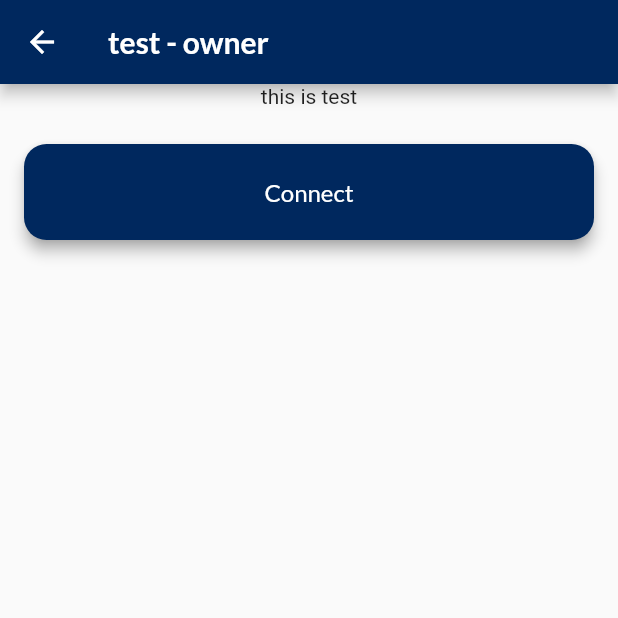
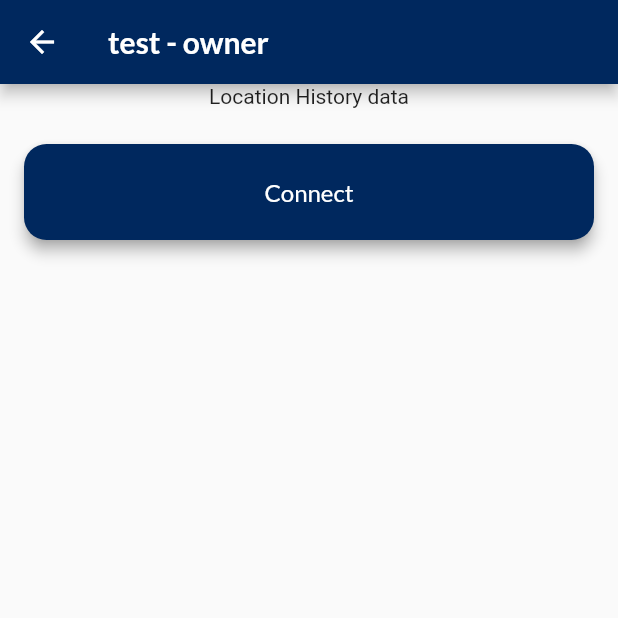
Before and after one commit to rngSwoop/wwx_flutter, a Flutter app: the DashboardScreen screen opened by its route, after a tap on "test", on a phone screen of 412 x 824 dp, the top half of it. Run offline on Flutter 3.47's test engine with Material 2 defaults, Android fonts, the phone set to English and light mode, and no system bars; drawn by our look-alikes of loader_overlay; our stand-ins replace firebase_auth, firebase_core, flutter_blue, google_fonts, permission_handler, syncfusion_flutter_gauges; accounts and stored records are empty; network calls fail.

Commit message:
Working debug version of app

```diff
--- a/lib/screens/buoy_details_screen.dart
+++ b/lib/screens/buoy_details_screen.dart
@@ -122,7 +122,7 @@ class BuoyDetailsScreen extends StatelessWidget {
         ),
         body: Column(
           children: [
-            Text('this is test'),
+            Text('Location History data'),
             // Expanded(
             //   child: ListView.builder(
             //     itemCount: selectedAuthBuoys.locationData.length,
@@ -155,15 +155,15 @@ class BuoyDetailsScreen extends StatelessWidget {
                 child: ElevatedButton(
                   onPressed: () {
                     // Comment out for debugging
-                    // onPressed(context, selectedAuthBuoys.MAC);
+                    onPressed(context, selectedAuthBuoys.MAC);
 
                     // Remove navigation for actual use
-                    Navigator.push(
-                        context,
-                        MaterialPageRoute(
-                            builder: (context) => DataDisplayScreen(dataPoints)
-                        )
-                    );
+                    // Navigator.push(
+                    //     context,
+                    //     MaterialPageRoute(
+                    //         builder: (context) => DataDisplayScreen(dataPoints)
+                    //     )
+                    // );
                   },
                   child: Text(
                     "Connect",
--- a/lib/screens/data_display_screen.dart
+++ b/lib/screens/data_display_screen.dart
@@ -70,7 +70,7 @@ class _DataDisplayState extends State<DataDisplayScreen> {
         "shallowTemp": data[i].temp2.toDouble(),
         "depthTemp": data[i].temp3.toDouble(),
         "depthTurbidity": data[i].turbidity.toDouble(),
-        "locationId": 1,
+        "locationId": buoyIDs.locationID,
 
       };
 
@@ -87,7 +87,7 @@ class _DataDisplayState extends State<DataDisplayScreen> {
     //200 -- success, 400, 404, 500
     try {
       var response = await http.post(
-        //Here we want the actual website, this site just echos back what it receives
+        // Our API endpoint for sending data on the server
         Uri.parse("http://172.24.25.205:8080/data"),
         headers: <String, String>{
           'Content-Type': 'application/json; charset=UTF-8',
--- a/lib/screens/shared/MockHttpClient2.dart
+++ b/lib/screens/shared/MockHttpClient2.dart
@@ -10,7 +10,7 @@ class MockHttpClient2 {
         {
           "id": 3,
           "name": "test",
-          "mac": "12:34:te:st:te:st",
+          "mac": "34:98:7A:4C:D4:46",
           "pubKey": null,
           "lastRetrieval": null,
           "version": null,
@@ -25,7 +25,7 @@ class MockHttpClient2 {
         {
           "id": 1,
           "name": "proto",
-          "mac": "FF-FF-FF-FF-FF-FF",
+          "mac": "08:3A:F2:5B:D8:46",
           "pubKey": null,
           "lastRetrieval": null,
           "version": null,
```
Also changed, not shown: lib/screens/buoys_screen.dart (+44 -44 lines), lib/screens/individual_buoy_screen.dart (+8 -7 lines).
